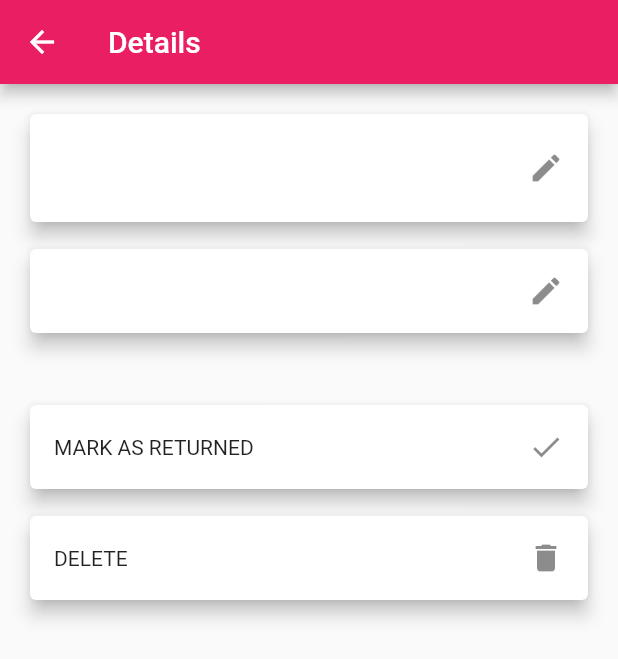
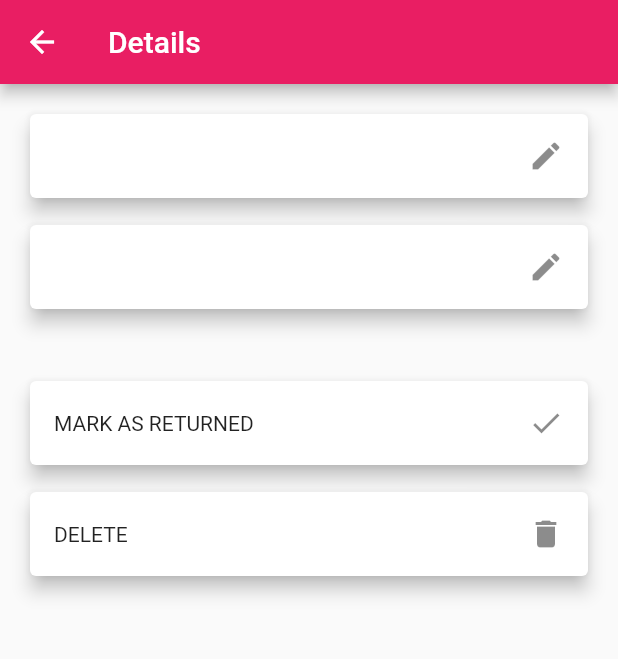
Before and after one commit to lohanidamodar/lender, a Flutter app: the DetailsPage screen opened directly with empty values, on a phone screen of 412 x 824 dp. Shown: the top 659 px of the screen. Run offline on Flutter 3.47's test engine with Material 2 defaults, Android fonts, the phone set to English and light mode, and no system bars; our stand-ins replace cloud_firestore, firebase_auth, google_sign_in, rxdart; accounts and stored records are empty; Roboto replaces fonts that are missing (Raleway).

Commit message:
details page note empty fixed

```diff
--- a/lib/ui/pages/details.dart
+++ b/lib/ui/pages/details.dart
@@ -32,7 +32,7 @@ class DetailsPage extends StatelessWidget {
                     builder: (_) => EditPage(item: item, type: type,)
                   ));
                 },
-                subtitle: item.note != null ? Text(item.note) :null,
+                subtitle: item.note != null && item.note.isNotEmpty ? Text(item.note) :null,
                 trailing: Icon(Icons.edit),
               ),
             ),
```
